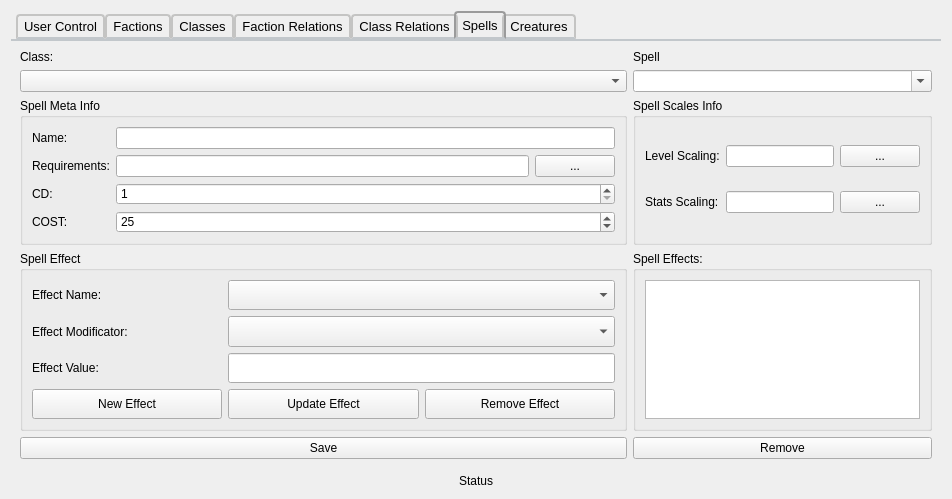
SpaceWind/battle_progress_client, file admincontrolform.ui: the form before one commit.
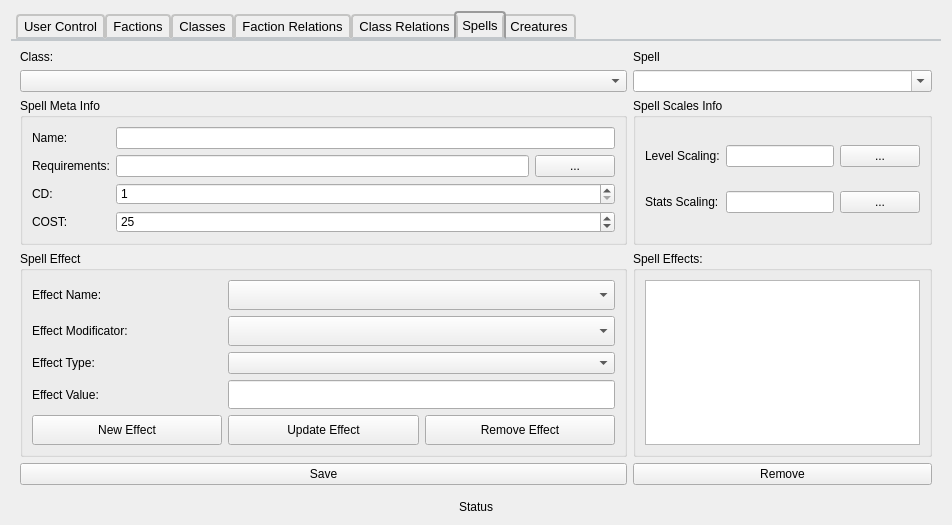
The form after the commit. The open tabs and pages were chosen to show the change. Icons and pictures are not drawn. Custom widgets are drawn as their Qt base class.

```diff
--- a/admincontrolform.ui
+++ b/admincontrolform.ui
@@ -7,7 +7,7 @@
     <x>0</x>
     <y>0</y>
     <width>952</width>
-    <height>499</height>
+    <height>525</height>
    </rect>
   </property>
   <property name="windowTitle">
@@ -1039,7 +1039,7 @@
             </property>
            </widget>
           </item>
-          <item row="2" column="0">
+          <item row="3" column="0">
            <widget class="QLabel" name="label_32">
             <property name="sizePolicy">
              <sizepolicy hsizetype="Preferred" vsizetype="Preferred">
@@ -1052,7 +1052,7 @@
             </property>
            </widget>
           </item>
-          <item row="3" column="0">
+          <item row="4" column="0">
            <widget class="QPushButton" name="new_effect">
             <property name="sizePolicy">
              <sizepolicy hsizetype="Minimum" vsizetype="Preferred">
@@ -1075,7 +1075,7 @@
             </property>
            </widget>
           </item>
-          <item row="3" column="1">
+          <item row="4" column="1">
            <widget class="QPushButton" name="update_effect">
             <property name="sizePolicy">
              <sizepolicy hsizetype="Minimum" vsizetype="Preferred">
@@ -1111,7 +1111,7 @@
             </property>
            </widget>
           </item>
-          <item row="3" column="2">
+          <item row="4" column="2">
            <widget class="QPushButton" name="pushButton_18">
             <property name="sizePolicy">
              <sizepolicy hsizetype="Minimum" vsizetype="Preferred">
@@ -1134,7 +1134,7 @@
             </property>
            </widget>
           </item>
-          <item row="2" column="1" colspan="2">
+          <item row="3" column="1" colspan="2">
            <widget class="QLineEdit" name="spell_value">
             <property name="sizePolicy">
              <sizepolicy hsizetype="Expanding" vsizetype="Preferred">
@@ -1164,6 +1164,16 @@
             </property>
            </widget>
           </item>
+          <item row="2" column="0">
+           <widget class="QLabel" name="label_45">
+            <property name="text">
+             <string>Effect Type:</string>
+            </property>
+           </widget>
+          </item>
+          <item row="2" column="1" colspan="2">
+           <widget class="QComboBox" name="spell_effect_type"/>
+          </item>
          </layout>
         </widget>
        </item>
```
Left out of the diff: 4 changed lines with no effect on the pictures.
